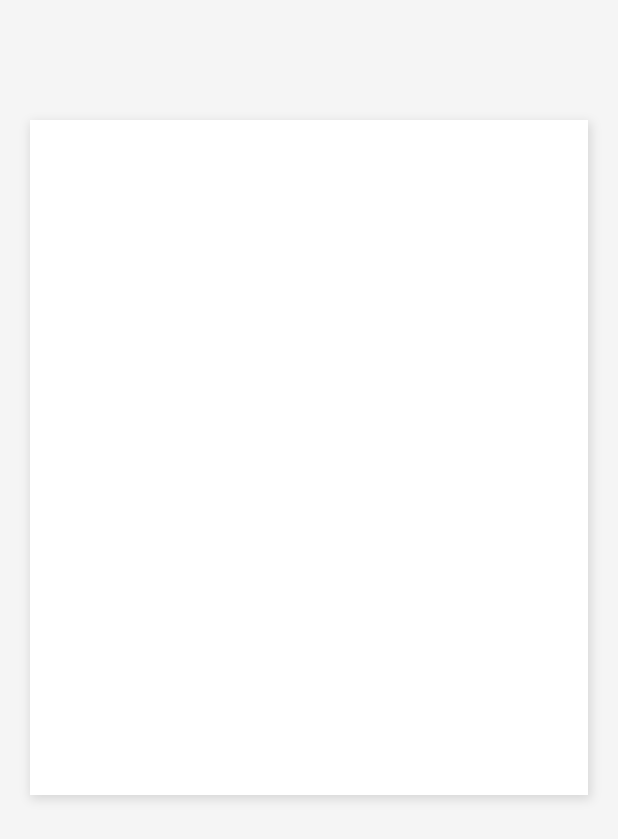
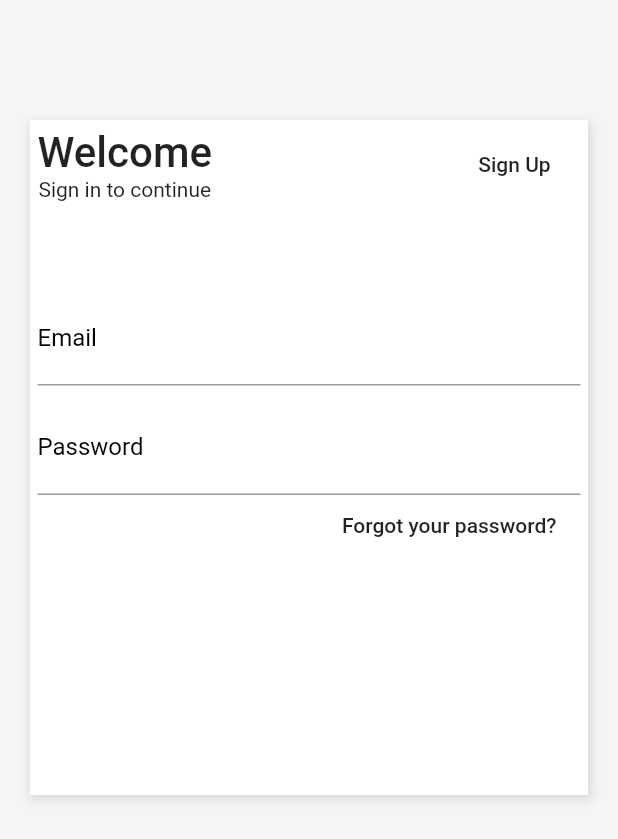
Before and after one commit to cadudias/balta_flutter_animations, a Flutter app: the screen it shows after launch, on a phone screen of 412 x 824 dp. Shown: the top 839 px of the screen. Run offline on Flutter 3.47's test engine with Material 2 defaults, Android fonts, the phone set to English and light mode, and no system bars.

Commit message:
adciionados inputs, botoes, sizedbox e alinhamentos dos elementes em linhas e colunas

```diff
--- a/lib/login/login.page.dart
+++ b/lib/login/login.page.dart
@@ -19,7 +19,79 @@ class LoginPage extends StatelessWidget {
                   spreadRadius: 1,
                 ),
               ]),
-              //decoration: ,
+              child: Padding(
+                padding: EdgeInsets.all(5),
+                child: ListView(
+                  children: <Widget>[
+                    Row(
+                      mainAxisAlignment: MainAxisAlignment.spaceBetween,
+                      children: <Widget>[
+                        Column(
+                          children: <Widget>[
+                            Text(
+                              "Welcome",
+                              style: TextStyle(
+                                fontSize: 28,
+                                fontWeight: FontWeight.w500,
+                              ),
+                            ),
+                            Text("Sign in to continue"),
+                          ],
+                        ),
+                        FlatButton(
+                          child: Text("Sign Up"),
+                          onPressed: () {},
+                        ),
+                      ],
+                    ),
+                    SizedBox(
+                      height: 60,
+                    ),
+                    TextFormField(
+                      keyboardType: TextInputType.emailAddress,
+                      decoration: InputDecoration(
+                        labelText: "Email",
+                        labelStyle: TextStyle(
+                          color: Colors.black,
+                          fontWeight: FontWeight.w400,
+                          fontSize: 16,
+                        ),
+                      ),
+                      style: TextStyle(
+                        // estilo do texto digitado no input
+                        fontSize: 20,
+                      ),
+                    ),
+                    SizedBox(
+                      height: 10,
+                    ),
+                    TextFormField(
+                      keyboardType: TextInputType.emailAddress,
+                      obscureText: true,
+                      decoration: InputDecoration(
+                        labelText: "Password",
+                        labelStyle: TextStyle(
+                          color: Colors.black,
+                          fontWeight: FontWeight.w400,
+                          fontSize: 16,
+                        ),
+                      ),
+                      style: TextStyle(
+                        // estilo do texto digitado no input
+                        fontSize: 20,
+                      ),
+                    ),
+                    Container(
+                      height: 40,
+                      alignment: Alignment.centerRight,
+                      child: FlatButton(
+                        child: Text("Forgot your password?"),
+                        onPressed: () {},
+                      ),
+                    ),
+                  ],
+                ),
+              ),
             ),
           ],
         ),
```
